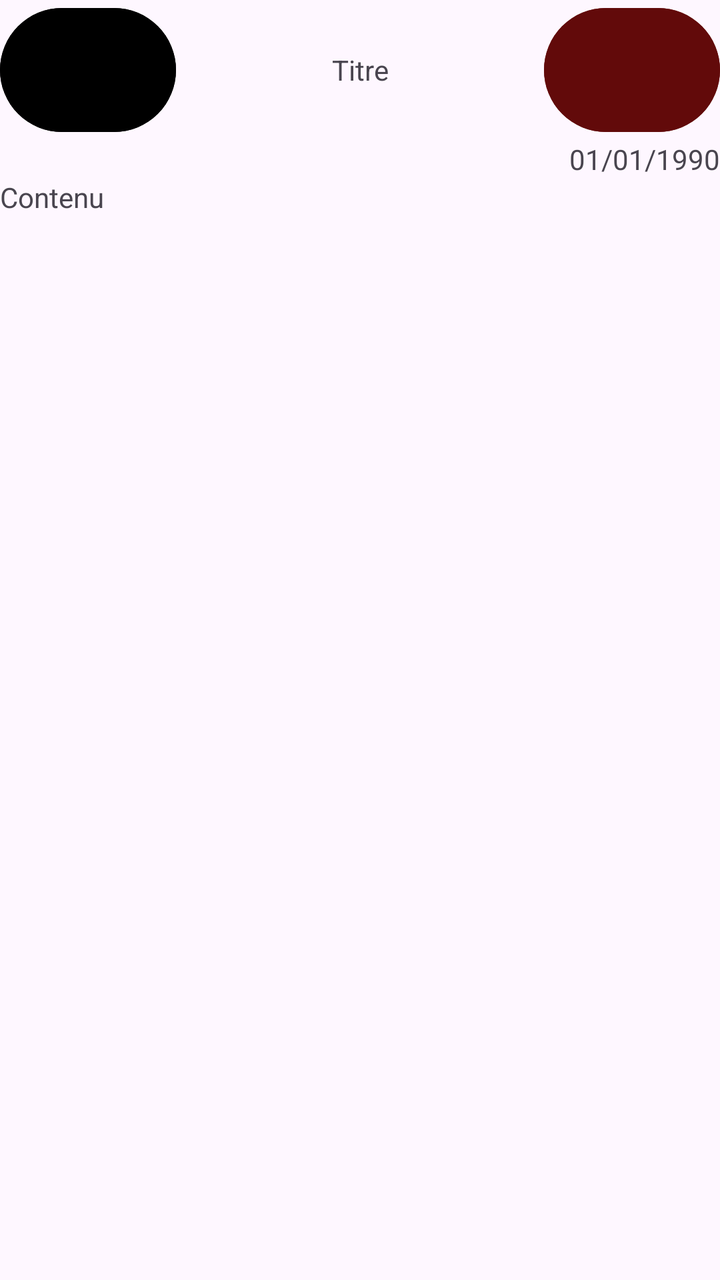
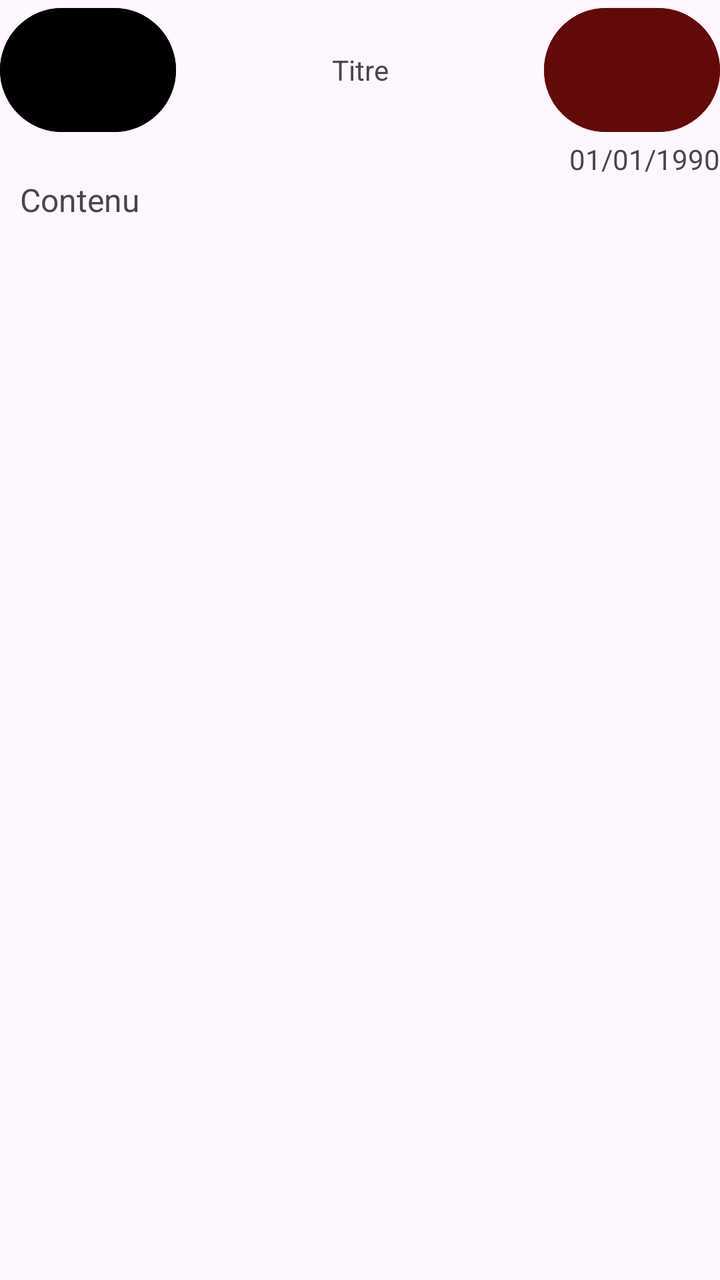

An Android layout rendered at two revisions. The XML below is the earlier revision; the diff shows what the commit changed to produce the second picture.
<!-- AndroidManifest.xml: application theme Theme.Notty -->
<!-- res/layout/activity_read_note.xml -->
<?xml version="1.0" encoding="utf-8"?>
<LinearLayout xmlns:android="http://schemas.android.com/apk/res/android"
    xmlns:app="http://schemas.android.com/apk/res-auto"
    xmlns:tools="http://schemas.android.com/tools"
    android:id="@+id/main"
    android:layout_width="match_parent"
    android:layout_height="match_parent"
    android:orientation="vertical"
    tools:context=".ReadNoteActivity">

    <LinearLayout
        android:layout_width="match_parent"
        android:layout_height="70dp"
        android:orientation="horizontal">

        <Button
            android:id="@+id/id_read_btn_backHome"
            android:layout_width="wrap_content"
            android:layout_height="match_parent"
            android:layout_weight="0"
            android:backgroundTint="#FF000000"
            android:gravity="center" />

        <TextView
            android:id="@+id/id_read_text_title"
            android:layout_width="wrap_content"
            android:layout_height="match_parent"
            android:layout_weight="1"
            android:ems="10"
            android:text="Titre"
            android:gravity="center" />

        <Button
            android:id="@+id/id_read_btn_modify"
            android:layout_width="wrap_content"
            android:layout_height="match_parent"
            android:layout_weight="0"
            android:backgroundTint="#620A0A"
            android:gravity="center" />
    </LinearLayout>

    <TextView
        android:id="@+id/id_read_text_dateModif"
        android:layout_width="match_parent"
        android:layout_height="wrap_content"
        android:text="01/01/1990"
        android:textAlignment="textEnd" />

    <TextView
        android:id="@+id/id_read_text_body"
        android:layout_width="match_parent"
        android:layout_height="match_parent"
        android:ems="10"
        android:gravity="top"
        android:text="Contenu"
        android:scrollbars="vertical"
        android:scrollHorizontally="false" />
</LinearLayout>
<!-- resources referenced by this layout -->
<resources>
  <style name="Theme.Notty" parent="Base.Theme.Notty" />
  <style name="Base.Theme.Notty" parent="Theme.Material3.DayNight.NoActionBar">
          
          
      </style>
</resources>

<!-- the commit's change to res/layout/activity_read_note.xml (unified diff, before → after) -->
@@ -46,13 +46,21 @@
         android:text="01/01/1990"
         android:textAlignment="textEnd" />
 
-    <TextView
-        android:id="@+id/id_read_text_body"
+    <ScrollView
         android:layout_width="match_parent"
         android:layout_height="match_parent"
-        android:ems="10"
-        android:gravity="top"
-        android:text="Contenu"
-        android:scrollbars="vertical"
-        android:scrollHorizontally="false" />
+        android:layout_marginHorizontal="10dp">
+
+        <TextView
+            android:id="@+id/id_read_text_body"
+            android:layout_width="match_parent"
+            android:layout_height="match_parent"
+            android:ems="10"
+            android:gravity="top"
+            android:scrollbars="vertical"
+            android:text="Contenu"
+            android:textSize="16sp" />
+
+    </ScrollView>
+
 </LinearLayout>
